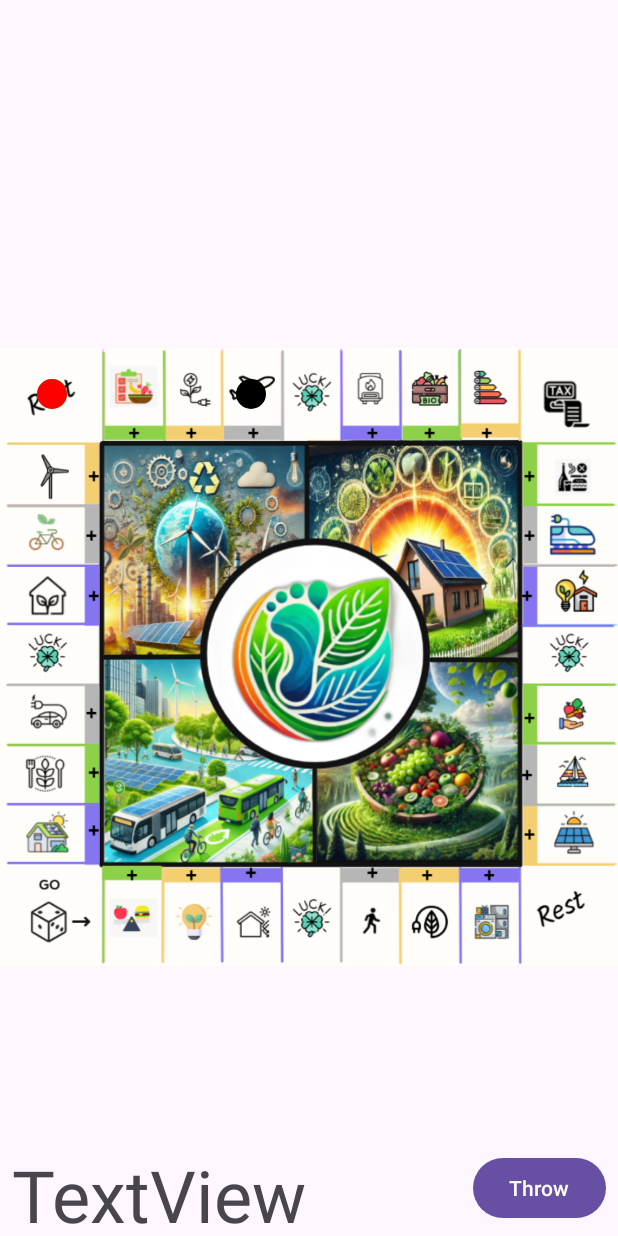
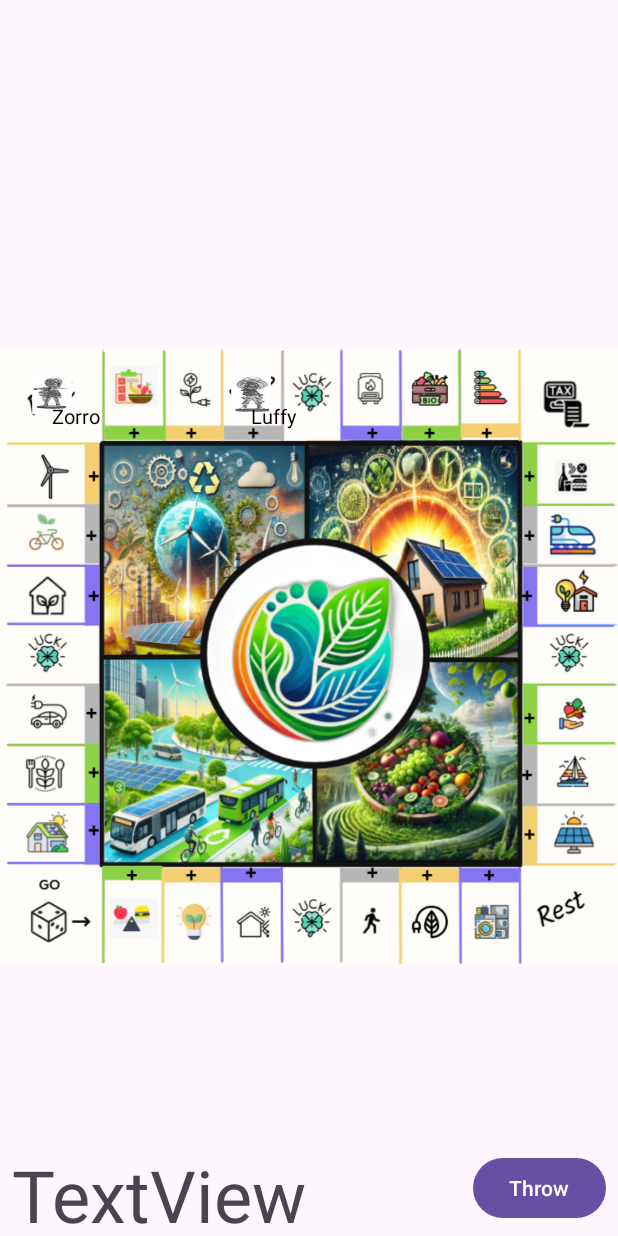
Before and after one commit to antiX19/Carbon_Quest_Test, an Android app: the layout activity_main.xml on its own in the app's theme, with its tools: preview values and no code run, on a phone screen of 412 x 824 dp. Run offline under Robolectric (Android 15) with nearby library versions, the phone set to English and light mode, and no system bars.

Commit message:
`feat: Add functionality to display player cards and replace pawn with images in BoardView.java`

```diff
--- a/app/src/main/java/com/example/carbonquest/BoardView.java
+++ b/app/src/main/java/com/example/carbonquest/BoardView.java
@@ -39,11 +39,24 @@ public class BoardView extends View {
     private Bitmap bitmap;
     private Paint paint;
 
+    private Bitmap[] playerImages = new Bitmap[0];
+    private String[] playerNames = new String[0];
+
     private int[] playerPositions = new int[0];
 
     private void init(AttributeSet attrs, int defStyle) {
         bitmap = BitmapFactory.decodeResource(getContext().getResources(), R.drawable.plateau);
         paint = new Paint();
+
+        // Load player images (e.g., Luffy, Zorro)
+        playerImages = new Bitmap[]{
+            BitmapFactory.decodeResource(getContext().getResources(), R.drawable.luffy),
+            BitmapFactory.decodeResource(getContext().getResources(), R.drawable.zorro)
+        };
+
+        // Set default player names
+        playerNames = new String[]{"Luffy", "Zorro"};
+
         setPlayerPositions(4, 49, 66);
     }
 
@@ -52,6 +65,15 @@ public class BoardView extends View {
         invalidate(); // refresh the display
     }
 
+    public void setPlayerNames(String... names) {
+        playerNames = names;
+        invalidate(); // Refresh the display
+    }
+
+    public void setPlayerImages(Bitmap... images) {
+        playerImages = images;
+        invalidate(); // Refresh the display
+    }
 
     @Override
     protected void onDraw(Canvas canvas) {
@@ -70,8 +92,21 @@ public class BoardView extends View {
             // Log the values of x and y
             Log.d("BoardView", "Player " + i + " - Position: " + position + ", X: " + x + ", Y: " + y);
 
-            paint.setColor(PLAYER_COLORS[i]);
-            canvas.drawCircle(x, y, canvas.getWidth() / 40, paint); // Adjust the pawn size
+            // Draw player image instead of circle
+            if (i < playerImages.length) {
+                Bitmap playerImage = playerImages[i];
+                int imageSize = canvas.getWidth() / 15; // Adjust image size
+                Rect imageRect = new Rect(x - imageSize / 2, y - imageSize / 2, x + imageSize / 2, y + imageSize / 2);
+                canvas.drawBitmap(playerImage, null, imageRect, paint);
+            }
+
+            // Draw player card (name)
+            if (i < playerNames.length) {
+                paint.setColor(Color.BLACK);
+                paint.setTextSize(canvas.getWidth() / 30); // Adjust text size
+                canvas.drawText(playerNames[i], x, y + canvas.getWidth() / 20, paint); // Position text below the image
+            }
+
             i++;
         }
     }
```
